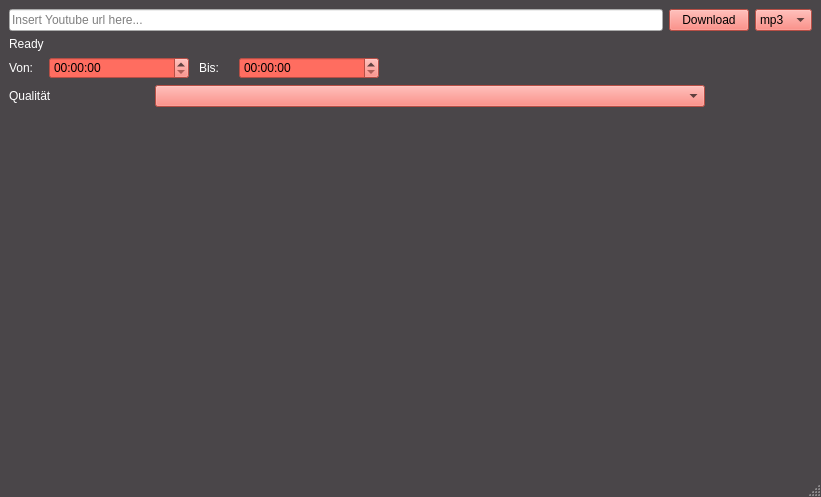
Above: ui/mainwindow.ui from fromCharCode/YouTube-Doanloader before the change. Below: the same form after it.
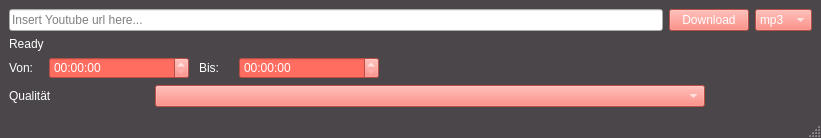
That is the form after the change.

Commit message: updated gui. button text is white now, window smaller for now

```diff
--- a/ui/mainwindow.ui
+++ b/ui/mainwindow.ui
@@ -7,7 +7,7 @@
     <x>0</x>
     <y>0</y>
     <width>821</width>
-    <height>497</height>
+    <height>126</height>
    </rect>
   </property>
   <property name="palette">
@@ -319,7 +319,8 @@
            <bool>false</bool>
           </property>
           <property name="styleSheet">
-           <string notr="true">background-color: rgb(255, 109, 96);</string>
+           <string notr="true">background-color: rgb(255, 109, 96);
+color: white;</string>
           </property>
           <property name="text">
            <string>Download</string>
@@ -341,7 +342,8 @@
            <bool>false</bool>
           </property>
           <property name="styleSheet">
-           <string notr="true">background-color: rgb(255, 109, 96);</string>
+           <string notr="true">background-color: rgb(255, 109, 96);
+color: white;</string>
           </property>
           <item>
            <property name="text">
@@ -421,7 +423,8 @@
            </size>
           </property>
           <property name="styleSheet">
-           <string notr="true">background-color: rgb(255, 109, 96);</string>
+           <string notr="true">background-color: rgb(255, 109, 96);
+color: white;</string>
           </property>
          </widget>
         </item>
@@ -459,7 +462,8 @@
            </size>
           </property>
           <property name="styleSheet">
-           <string notr="true">background-color: rgb(255, 109, 96);</string>
+           <string notr="true">background-color: rgb(255, 109, 96);
+color: white;</string>
           </property>
          </widget>
         </item>
@@ -517,7 +521,8 @@
            </size>
           </property>
           <property name="styleSheet">
-           <string notr="true">background-color: rgb(255, 109, 96);</string>
+           <string notr="true">background-color: rgb(255, 109, 96);
+color: white;</string>
           </property>
          </widget>
         </item>
```
The commit also changes 3 other files.
